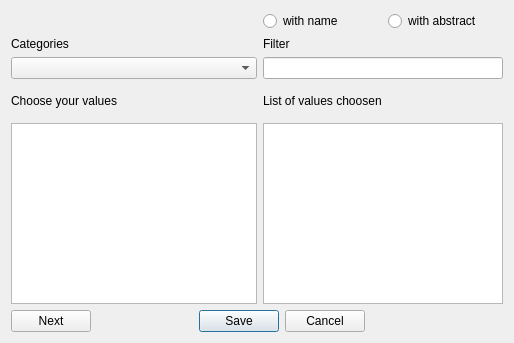
First picture: the form in plugins/accountplugin/receipts/findValuesGUI.ui, repository FreeHealth/freehealth, before the edit.
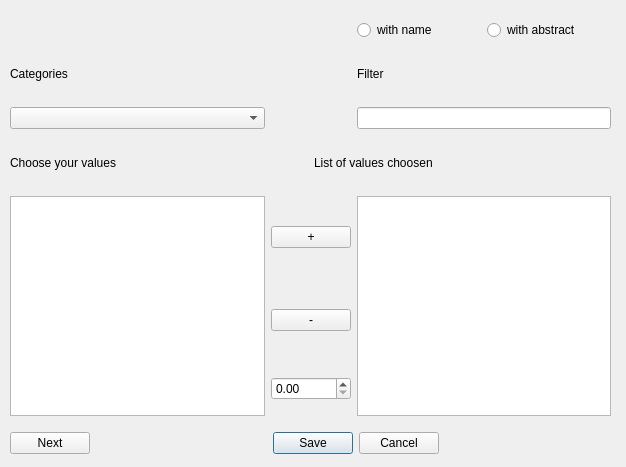
Second picture: the form after the edit.

The edit to the form file:
```diff
--- a/plugins/accountplugin/receipts/findValuesGUI.ui
+++ b/plugins/accountplugin/receipts/findValuesGUI.ui
@@ -6,8 +6,8 @@
    <rect>
     <x>0</x>
     <y>0</y>
-    <width>514</width>
-    <height>343</height>
+    <width>626</width>
+    <height>467</height>
    </rect>
   </property>
   <property name="windowTitle">
@@ -16,53 +16,74 @@
   <property name="locale">
    <locale language="English" country="UnitedStates"/>
   </property>
-  <layout class="QGridLayout" name="gridLayout_3">
-   <item row="0" column="0">
+  <widget class="QWidget" name="">
+   <property name="geometry">
+    <rect>
+     <x>10</x>
+     <y>10</y>
+     <width>601</width>
+     <height>455</height>
+    </rect>
+   </property>
     <layout class="QGridLayout" name="gridLayout_2">
+    <item row="0" column="3">
+     <widget class="QRadioButton" name="nameRadioButton">
+      <property name="text">
+       <string>with name</string>
+      </property>
+     </widget>
+    </item>
+    <item row="0" column="4">
+     <widget class="QRadioButton" name="abstractRadioButton">
+      <property name="text">
+       <string>with abstract</string>
+      </property>
+     </widget>
+    </item>
      <item row="5" column="0">
-      <widget class="QLabel" name="label">
-       <property name="text">
-        <string>Categories</string>
-       </property>
-       <property name="buddy">
-        <cstring>comboBoxCategories</cstring>
-       </property>
-      </widget>
-     </item>
-     <item row="5" column="1" colspan="2">
-      <widget class="QLabel" name="labelFilter">
-       <property name="text">
-        <string>Filter</string>
-       </property>
-       <property name="buddy">
-        <cstring>lineEditFilter</cstring>
-       </property>
-      </widget>
-     </item>
-     <item row="6" column="0">
-      <widget class="QComboBox" name="comboBoxCategories"/>
-     </item>
-     <item row="6" column="1" colspan="2">
-      <widget class="QLineEdit" name="lineEditFilter"/>
-     </item>
-     <item row="7" column="0">
       <widget class="QLabel" name="labelValues">
+      <property name="maximumSize">
+       <size>
+        <width>16777215</width>
+        <height>35</height>
+       </size>
+      </property>
        <property name="text">
         <string>Choose your values</string>
        </property>
       </widget>
      </item>
-     <item row="8" column="0">
+    <item row="5" column="2" colspan="2">
+     <widget class="QLabel" name="labelChoice">
+      <property name="minimumSize">
+       <size>
+        <width>0</width>
+        <height>32</height>
+       </size>
+      </property>
+      <property name="text">
+       <string>List of values choosen</string>
+      </property>
+     </widget>
+    </item>
+    <item row="6" column="0" rowspan="3">
       <widget class="QTableView" name="tableViewOfValues">
        <property name="minimumSize">
         <size>
          <width>150</width>
-         <height>0</height>
+        <height>200</height>
         </size>
        </property>
       </widget>
      </item>
-     <item row="8" column="1" colspan="2">
+    <item row="6" column="1" colspan="2">
+     <widget class="QPushButton" name="plusButton">
+      <property name="text">
+       <string>+</string>
+      </property>
+     </widget>
+    </item>
+    <item row="6" column="3" rowspan="3" colspan="2">
       <widget class="QListWidget" name="listChoosenWidget">
        <property name="minimumSize">
         <size>
@@ -72,7 +93,17 @@
        </property>
       </widget>
      </item>
-     <item row="9" column="0" colspan="3">
+    <item row="7" column="1" colspan="2">
+     <widget class="QPushButton" name="lessButton">
+      <property name="text">
+       <string>-</string>
+      </property>
+     </widget>
+    </item>
+    <item row="8" column="1" colspan="2">
+     <widget class="QDoubleSpinBox" name="modifSpinBox"/>
+    </item>
+    <item row="9" column="0" colspan="5">
       <layout class="QGridLayout" name="gridLayout">
        <item row="2" column="2">
         <widget class="QDialogButtonBox" name="buttonBox">
@@ -119,36 +150,40 @@
        </item>
       </layout>
      </item>
-     <item row="0" column="2">
-      <widget class="QRadioButton" name="abstractRadioButton">
-       <property name="text">
-        <string>with abstract</string>
-       </property>
-      </widget>
-     </item>
-     <item row="0" column="1">
-      <widget class="QRadioButton" name="nameRadioButton">
-       <property name="text">
-        <string>with name</string>
-       </property>
-      </widget>
-     </item>
-     <item row="7" column="1">
-      <widget class="QLabel" name="labelChoice">
-       <property name="minimumSize">
+    <item row="1" column="0">
+     <widget class="QLabel" name="label">
+      <property name="maximumSize">
         <size>
-         <width>0</width>
-         <height>32</height>
+        <width>16777215</width>
+        <height>35</height>
         </size>
        </property>
        <property name="text">
-        <string>List of values choosen</string>
-       </property>
-      </widget>
-     </item>
-    </layout>
-   </item>
-  </layout>
+       <string>Categories</string>
+      </property>
+      <property name="buddy">
+       <cstring>comboBoxCategories</cstring>
+      </property>
+     </widget>
+    </item>
+    <item row="1" column="3">
+     <widget class="QLabel" name="labelFilter">
+      <property name="text">
+       <string>Filter</string>
+      </property>
+      <property name="buddy">
+       <cstring>lineEditFilter</cstring>
+      </property>
+     </widget>
+    </item>
+    <item row="2" column="0">
+     <widget class="QComboBox" name="comboBoxCategories"/>
+    </item>
+    <item row="2" column="3" colspan="2">
+     <widget class="QLineEdit" name="lineEditFilter"/>
+    </item>
+   </layout>
+  </widget>
  </widget>
  <tabstops>
   <tabstop>comboBoxCategories</tabstop>
```
Left out of the diff: 1 changed line with no effect on the pictures. Lines whose indentation alone changed are shown as unchanged.
